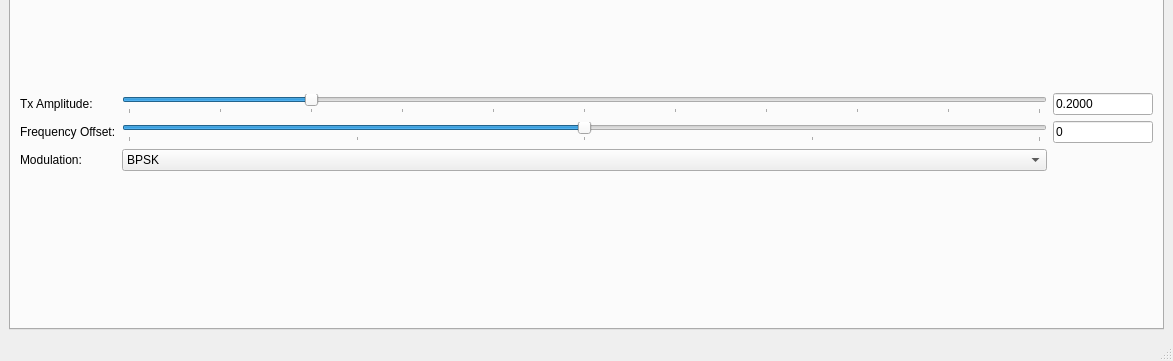
Above: apps/gui/ofdm_rx_gui_window.ui from rwth-ti/gr-ofdm before the change; both pictures show x 0 to 1173 and y 338 to 699 of the 1173 by 699 pixel window. Below: the same form after it.
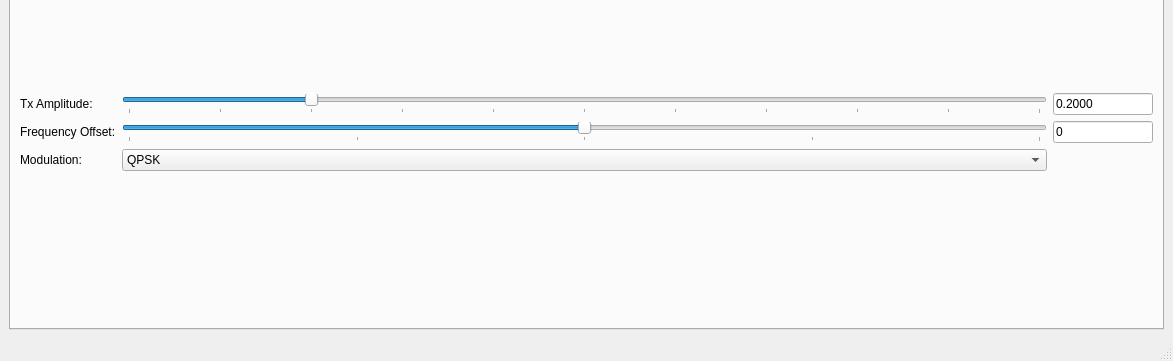
That is the form after the change. Custom widgets are drawn as their Qt base class.

Commit message: Adjust default GUI Modulation scheme to QPSK and add units to xls-sheet.

Patch:
```diff
--- a/apps/gui/ofdm_rx_gui_window.ui
+++ b/apps/gui/ofdm_rx_gui_window.ui
@@ -310,6 +310,9 @@
           </item>
           <item row="2" column="1">
            <widget class="QComboBox" name="comboBoxModulation">
+            <property name="currentIndex">
+             <number>1</number>
+            </property>
             <item>
              <property name="text">
               <string>BPSK</string>
```
The commit also changes 1 other file.
